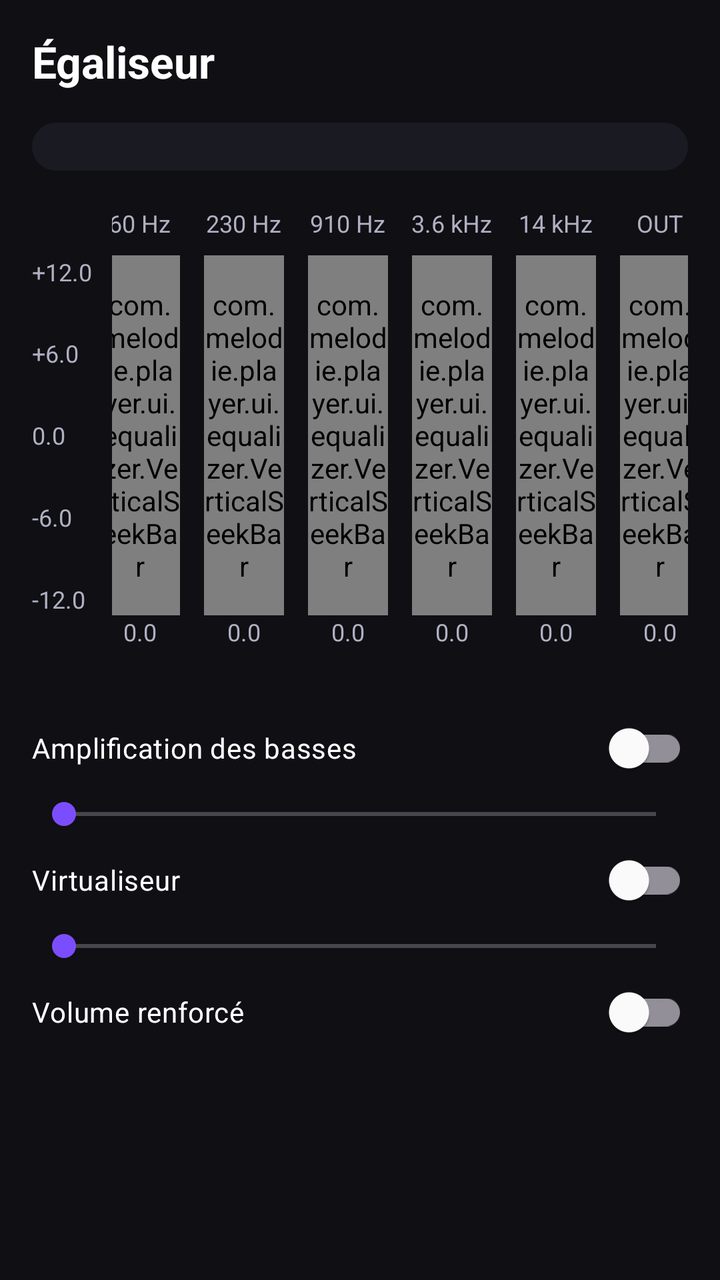
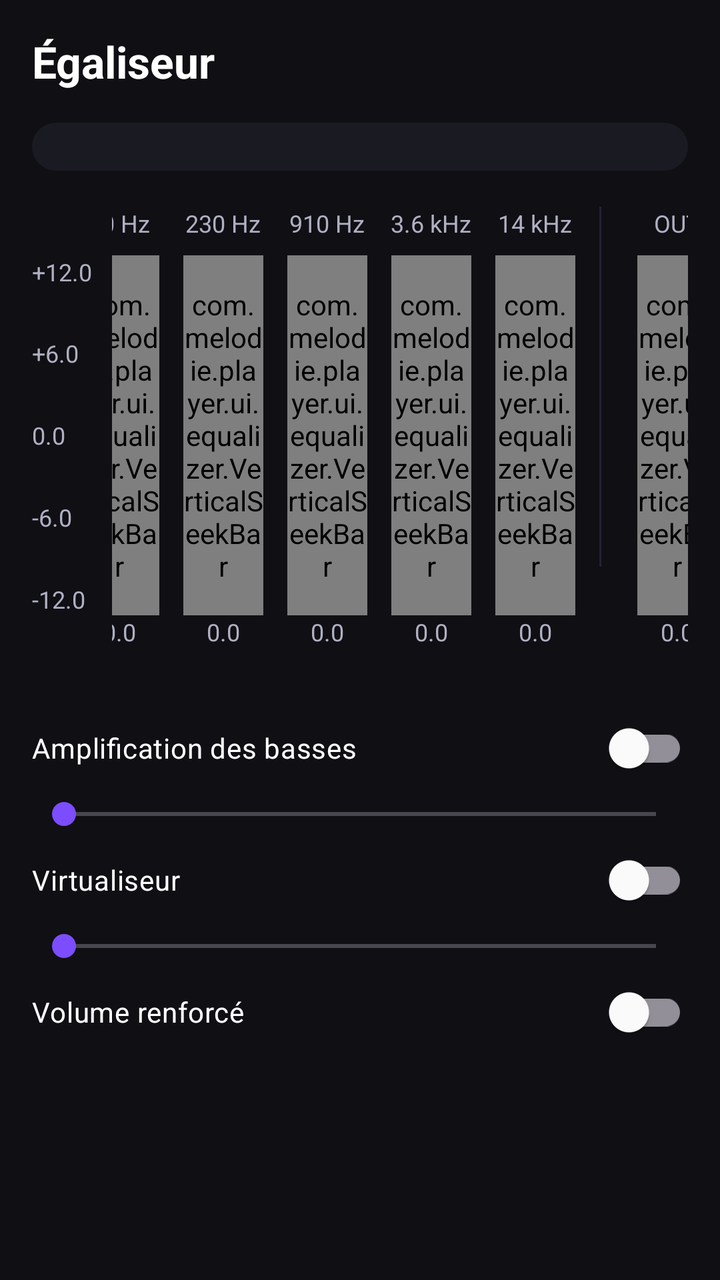

Two renders of the same Android screen: before a commit and after it. Below are the layout's source before the change and the commit's diff.
<!-- AndroidManifest.xml: application theme Theme.Melodie -->
<!-- res/layout/fragment_equalizer.xml -->
<?xml version="1.0" encoding="utf-8"?>
<androidx.core.widget.NestedScrollView
    xmlns:android="http://schemas.android.com/apk/res/android"
    android:layout_width="match_parent"
    android:layout_height="match_parent"
    android:background="@color/bg_dark"
    android:padding="16dp">

    <LinearLayout
        android:layout_width="match_parent"
        android:layout_height="wrap_content"
        android:orientation="vertical">

        <TextView
            android:layout_width="wrap_content"
            android:layout_height="wrap_content"
            android:text="@string/settings_equalizer"
            android:textColor="@color/text_primary"
            android:textSize="22sp"
            android:textStyle="bold"
            android:paddingBottom="16dp" />

        <Spinner
            android:id="@+id/preset_spinner"
            android:layout_width="match_parent"
            android:layout_height="wrap_content"
            android:background="@drawable/bg_card_rounded"
            android:padding="12dp" />

        <TextView
            android:id="@+id/eq_unavailable"
            android:layout_width="match_parent"
            android:layout_height="wrap_content"
            android:layout_marginTop="12dp"
            android:text="@string/eq_unavailable"
            android:textColor="@color/text_secondary"
            android:visibility="gone" />

        <LinearLayout
            android:id="@+id/bands_container"
            android:layout_width="match_parent"
            android:layout_height="wrap_content"
            android:layout_marginTop="16dp"
            android:baselineAligned="false"
            android:gravity="top|center_horizontal"
            android:orientation="horizontal">

            <LinearLayout
                android:layout_width="40dp"
                android:layout_height="180dp"
                android:gravity="center_vertical"
                android:layout_gravity="center"
                android:orientation="vertical">

                <TextView
                    style="@style/EqBandLabel"
                    android:paddingBottom="0dp"
                    android:text="+12.0" />

                <Space
                    android:layout_width="1dp"
                    android:layout_height="0dp"
                    android:layout_weight="1" />

                <TextView
                    style="@style/EqBandLabel"
                    android:paddingBottom="0dp"
                    android:text="+6.0" />

                <Space
                    android:layout_width="1dp"
                    android:layout_height="0dp"
                    android:layout_weight="1" />

                <TextView
                    style="@style/EqBandLabel"
                    android:paddingBottom="0dp"
                    android:text="0.0" />

                <Space
                    android:layout_width="1dp"
                    android:layout_height="0dp"
                    android:layout_weight="1" />

                <TextView
                    style="@style/EqBandLabel"
                    android:paddingBottom="0dp"
                    android:text="-6.0" />

                <Space
                    android:layout_width="1dp"
                    android:layout_height="0dp"
                    android:layout_weight="1" />

                <TextView
                    style="@style/EqBandLabel"
                    android:paddingBottom="0dp"
                    android:text="-12.0" />
            </LinearLayout>

            <FrameLayout
                android:layout_width="0dp"
                android:layout_height="wrap_content"
                android:layout_weight="1"

                android:clipChildren="false"
                android:clipToPadding="false"
                android:padding="2dp">

                <LinearLayout
                    android:layout_width="match_parent"
                    android:layout_height="wrap_content"
                    android:orientation="horizontal"
                    android:gravity="top|center_horizontal"
                    android:clipChildren="false"
                    android:clipToPadding="false">

                    <LinearLayout
                        android:layout_width="52dp"
                        android:layout_height="wrap_content"
                        android:gravity="center"
                        android:orientation="vertical">

                        <TextView
                            style="@style/EqBandLabel"
                            android:text="@string/eq_freq_60" />

                        <com.melodie.player.ui.equalizer.VerticalSeekBar
                            android:id="@+id/band_0"
                            android:layout_width="40dp"
                            android:layout_height="180dp" />

                        <TextView
                            android:id="@+id/band_0_level"
                            style="@style/EqBandLabel"
                            android:text="0.0" />
                    </LinearLayout>

                    <LinearLayout
                        android:layout_width="52dp"
                        android:layout_height="wrap_content"
                        android:gravity="center"
                        android:orientation="vertical">

                        <TextView
                            style="@style/EqBandLabel"
                            android:text="@string/eq_freq_230" />

                        <com.melodie.player.ui.equalizer.VerticalSeekBar
                            android:id="@+id/band_1"
                            android:layout_width="40dp"
                            android:layout_height="180dp" />

                        <TextView
                            android:id="@+id/band_1_level"
                            style="@style/EqBandLabel"
                            android:text="0.0" />
                    </LinearLayout>

                    <LinearLayout
                        android:layout_width="52dp"
                        android:layout_height="wrap_content"
                        android:gravity="center"
                        android:orientation="vertical">

                        <TextView
                            style="@style/EqBandLabel"
                            android:text="@string/eq_freq_910" />

                        <com.melodie.player.ui.equalizer.VerticalSeekBar
                            android:id="@+id/band_2"
                            android:layout_width="40dp"
                            android:layout_height="180dp" />

                        <TextView
                            android:id="@+id/band_2_level"
                            style="@style/EqBandLabel"
                            android:text="0.0" />
                    </LinearLayout>

                    <LinearLayout
                        android:layout_width="52dp"
                        android:layout_height="wrap_content"
                        android:gravity="center"
                        android:orientation="vertical">

                        <TextView
                            style="@style/EqBandLabel"
                            android:text="@string/eq_freq_3600" />

                        <com.melodie.player.ui.equalizer.VerticalSeekBar
                            android:id="@+id/band_3"
                            android:layout_width="40dp"
                            android:layout_height="180dp" />

                        <TextView
                            android:id="@+id/band_3_level"
                            style="@style/EqBandLabel"
                            android:text="0.0" />
                    </LinearLayout>

                    <LinearLayout
                        android:layout_width="52dp"
                        android:layout_height="wrap_content"
                        android:gravity="center"
                        android:orientation="vertical">

                        <TextView
                            style="@style/EqBandLabel"
                            android:text="@string/eq_freq_14000" />

                        <com.melodie.player.ui.equalizer.VerticalSeekBar
                            android:id="@+id/band_4"
                            android:layout_width="40dp"
                            android:layout_height="180dp" />

                        <TextView
                            android:id="@+id/band_4_level"
                            style="@style/EqBandLabel"
                            android:text="0.0" />
                    </LinearLayout>

                    <LinearLayout
                        android:layout_width="52dp"
                        android:layout_height="wrap_content"
                        android:gravity="center"
                        android:orientation="vertical">

                        <TextView
                            style="@style/EqBandLabel"
                            android:text="OUT" />

                        <com.melodie.player.ui.equalizer.VerticalSeekBar
                            android:id="@+id/band_master"
                            android:layout_width="40dp"
                            android:layout_height="180dp"
                            android:max="2000" />

                        <TextView
                            android:id="@+id/band_master_level"
                            style="@style/EqBandLabel"
                            android:text="0.0" />
                    </LinearLayout>

                </LinearLayout>

            </FrameLayout>

        </LinearLayout>

        <com.google.android.material.switchmaterial.SwitchMaterial
            android:id="@+id/switch_bass_boost"
            android:layout_width="match_parent"
            android:layout_height="wrap_content"
            android:text="@string/eq_bass_boost"
            android:textColor="@color/text_primary"
            android:layout_marginTop="16dp" />

        <SeekBar
            android:id="@+id/seek_bass_boost"
            android:layout_width="match_parent"
            android:layout_height="wrap_content"
            android:max="1000"
            android:progressTint="@color/melodie_purple"
            android:thumbTint="@color/melodie_purple" />

        <com.google.android.material.switchmaterial.SwitchMaterial
            android:id="@+id/switch_virtualizer"
            android:layout_width="match_parent"
            android:layout_height="wrap_content"
            android:text="@string/eq_virtualizer"
            android:textColor="@color/text_primary" />

        <SeekBar
            android:id="@+id/seek_virtualizer"
            android:layout_width="match_parent"
            android:layout_height="wrap_content"
            android:max="1000"
            android:progressTint="@color/melodie_purple"
            android:thumbTint="@color/melodie_purple" />

        <com.google.android.material.switchmaterial.SwitchMaterial
            android:id="@+id/switch_loudness"
            android:layout_width="match_parent"
            android:layout_height="wrap_content"
            android:text="@string/eq_loudness"
            android:textColor="@color/text_primary" />
    </LinearLayout>
</androidx.core.widget.NestedScrollView>
<!-- resources referenced by this layout -->
<resources>
  <color name="bg_dark">#0F0F14</color>
  <color name="melodie_purple">#7C4DFF</color>
  <color name="text_primary">#FFFFFF</color>
  <color name="text_secondary">#B0B0C3</color>
  <!-- drawable bg_card_rounded (drawable) -->
  <shape xmlns:android="http://schemas.android.com/apk/res/android"
      android:shape="rectangle">
      <solid android:color="@color/surface" />
      <corners android:radius="16dp" />
  </shape>
  <string name="eq_bass_boost">Amplification des basses</string>
  <string name="eq_freq_14000">14 kHz</string>
  <string name="eq_freq_230">230 Hz</string>
  <string name="eq_freq_3600">3.6 kHz</string>
  <string name="eq_freq_60">60 Hz</string>
  <string name="eq_freq_910">910 Hz</string>
  <string name="eq_loudness">Volume renforcé</string>
  <string name="eq_unavailable">Démarrez la lecture pour activer l\'égaliseur.</string>
  <string name="eq_virtualizer">Virtualiseur</string>
  <string name="settings_equalizer">Égaliseur</string>
  <style name="EqBandLabel">
          <item name="android:layout_width">wrap_content</item>
          <item name="android:layout_height">wrap_content</item>
          <item name="android:textColor">@color/text_secondary</item>
          <item name="android:textSize">12sp</item>
          <item name="android:paddingBottom">8dp</item>
      </style>
  <style name="Theme.Melodie" parent="Theme.Material3.Dark.NoActionBar">
          <item name="colorPrimary">@color/melodie_purple</item>
          <item name="colorOnPrimary">@color/white</item>
          <item name="colorSecondary">@color/audio_cyan</item>
          <item name="colorOnSecondary">@color/black</item>
          <item name="colorTertiary">@color/energy_green</item>
          <item name="colorOnTertiary">@color/black</item>
  
          <item name="android:colorBackground">@color/bg_dark</item>
          <item name="colorSurface">@color/surface</item>
          <item name="colorSurfaceVariant">@color/surface_variant</item>
          <item name="colorOnBackground">@color/text_primary</item>
          <item name="colorOnSurface">@color/text_primary</item>
          <item name="colorOnSurfaceVariant">@color/text_secondary</item>
  
          <item name="android:statusBarColor">@color/bg_dark</item>
          <item name="android:navigationBarColor">@color/bg_dark</item>
          <item name="android:windowLightStatusBar">false</item>
      </style>
  <color name="surface">#1A1A22</color>
  <color name="white">#FFFFFFFF</color>
  <color name="audio_cyan">#00D4FF</color>
  <color name="black">#FF000000</color>
  <color name="energy_green">#00E5A8</color>
  <color name="surface_variant">#232333</color>
</resources>

<!-- the commit's change to res/layout/fragment_equalizer.xml (unified diff, before → after) -->
@@ -1,6 +1,7 @@
 <?xml version="1.0" encoding="utf-8"?>
 <androidx.core.widget.NestedScrollView
     xmlns:android="http://schemas.android.com/apk/res/android"
+    xmlns:app="http://schemas.android.com/apk/res-auto"
     android:layout_width="match_parent"
     android:layout_height="match_parent"
     android:background="@color/bg_dark"
@@ -220,8 +221,20 @@
                             android:text="0.0" />
                     </LinearLayout>
 
-                    <LinearLayout
-                        android:layout_width="52dp"
+                    <Space
+                        android:layout_width="0dp"
+                        android:layout_height="1dp"
+                        android:layout_weight="1" />
+
+                    <View
+                        android:layout_width="1dp"
+                        android:layout_height="180dp"
+                        android:layout_marginEnd="10dp"
+                        android:layout_marginStart="6dp"
+                        android:background="@color/surface_variant" />
+
+                    <LinearLayout
+                        android:layout_width="56dp"
                         android:layout_height="wrap_content"
                         android:gravity="center"
                         android:orientation="vertical">
@@ -234,7 +247,9 @@
                             android:id="@+id/band_master"
                             android:layout_width="40dp"
                             android:layout_height="180dp"
-                            android:max="2000" />
+                            android:max="2000"
+                            app:vsbThumbColor="@color/audio_cyan"
+                            app:vsbTrackFillColor="@color/audio_cyan" />
 
                         <TextView
                             android:id="@+id/band_master_level"
